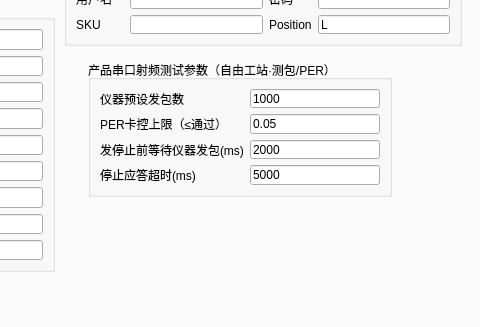
The window that agreement/qset/qsetting.ui (yuhuang163/test) describes before a commit, drawn with Qt 5; both pictures show x 215 to 695 and y 137 to 464 of the 1139 by 926 pixel window.
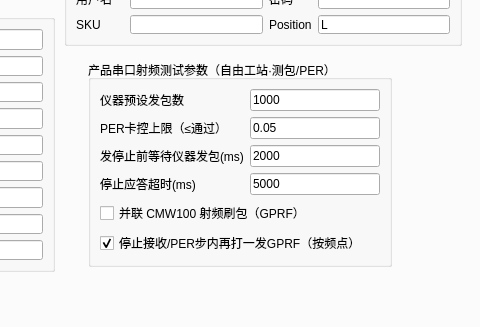
The same window after the commit.

Commit message: 开始调试产线三元组和射频

Diff of the .ui file:
```diff
--- a/agreement/qset/qsetting.ui
+++ b/agreement/qset/qsetting.ui
@@ -3045,7 +3045,7 @@
          <x>290</x>
          <y>160</y>
          <width>304</width>
-         <height>137</height>
+         <height>207</height>
         </rect>
        </property>
        <property name="title">
@@ -3108,6 +3108,29 @@
           </property>
          </widget>
         </item>
+        <item row="4" column="0" colspan="2">
+         <widget class="QCheckBox" name="checkBox_freeInstrumentBleBrushCmwConcurrent">
+          <property name="toolTip">
+           <string>&lt;html&gt;&lt;head/&gt;&lt;body&gt;&lt;p&gt;勾选后「停止接收与PER」步在等待 BrushInstrument/PacketPhaseWaitMs 前先经 VISA 打 CMW GPRF ARB（与 BlePer/Cmw* 同源）；需配置 BlePer/CmwVisaAddress。默认关。INI：FreeInstrument/BleBrushCmwConcurrent。&lt;/p&gt;&lt;/body&gt;&lt;/html&gt;</string>
+          </property>
+          <property name="text">
+           <string>并联 CMW100 射频刷包（GPRF）</string>
+          </property>
+         </widget>
+        </item>
+        <item row="5" column="0" colspan="2">
+         <widget class="QCheckBox" name="checkBox_freeInstrumentBleBrushCmwOnStopPer">
+          <property name="toolTip">
+           <string>&lt;html&gt;&lt;head/&gt;&lt;body&gt;&lt;p&gt;勾选：每个「停止接收与PER」步在等待发包窗口前再打一发GPRF（与 profile 对齐）。取消勾选：适合已在前序执行「并联CMW播放Profile0～5」，避免 PER1～PER6 重复触发。INI：FreeInstrument/BleBrushCmwOnStopPer，默认勾选。&lt;/p&gt;&lt;/body&gt;&lt;/html&gt;</string>
+          </property>
+          <property name="text">
+           <string>停止接收/PER步内再打一发GPRF（按频点）</string>
+          </property>
+          <property name="checked">
+           <bool>true</bool>
+          </property>
+         </widget>
+        </item>
        </layout>
       </widget>
      </widget>
```
The commit also changes 8 other files.
